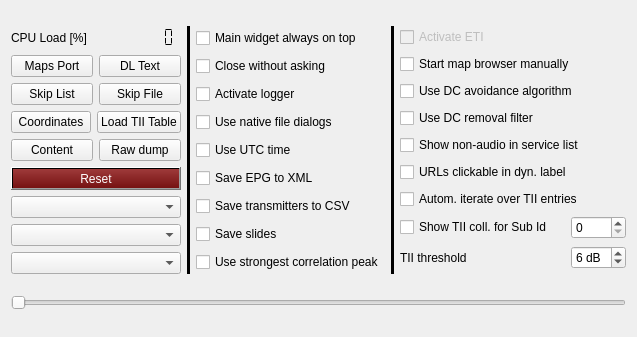
Above: src/configuration/configuration.ui from tomneda/DABstar before the change. Below: the same form after it.
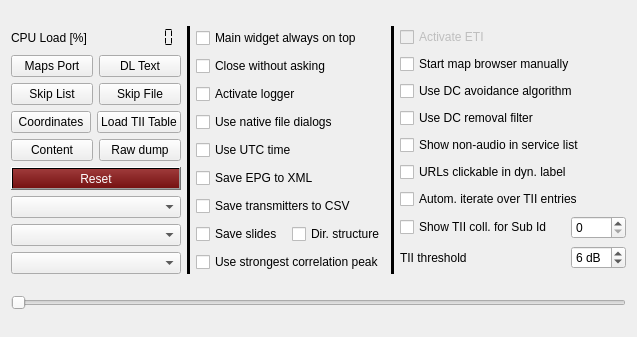
That is the form after the change.

Commit message:
Add option to save slides with directory structure
- Introduced `cbSaveSlidesDirStruct` setting to enable directory-structured slide saving.
- Connected `cbSaveSlidesDirStruct` activation state to `cbSaveSlides` checkbox.
- Updated UI to include new directory structure checkbox.
- Adjusted slide file path logic based on the new setting.

```diff
--- a/src/configuration/configuration.ui
+++ b/src/configuration/configuration.ui
@@ -289,6 +289,11 @@
         </widget>
        </item>
        <item>
+        <layout class="QHBoxLayout" name="horizontalLayout_6" stretch="0,0">
+         <property name="sizeConstraint">
+          <enum>QLayout::SizeConstraint::SetDefaultConstraint</enum>
+         </property>
+         <item>
         <widget class="QCheckBox" name="cbSaveSlides">
          <property name="toolTip">
           <string>&lt;html&gt;&lt;head/&gt;&lt;body&gt;&lt;p&gt;If set, slides (pictures) appearing during transmissions are being saved to&lt;span style=&quot; font-weight:600;&quot;&gt; $(HOME)/DABstar/PIC/&lt;/span&gt; (under Linux)&lt;/p&gt;&lt;/body&gt;&lt;/html&gt;</string>
@@ -296,7 +301,25 @@
          <property name="text">
           <string>Save slides</string>
          </property>
-        </widget>
+           <property name="tristate">
+            <bool>false</bool>
+           </property>
+          </widget>
+         </item>
+         <item>
+          <widget class="QCheckBox" name="cbSaveSlidesDirStruct">
+           <property name="toolTip">
+            <string>&lt;html&gt;&lt;head/&gt;&lt;body&gt;&lt;p&gt;If set then the slides (images) are stored in a directory structured manner.&lt;/p&gt;&lt;/body&gt;&lt;/html&gt;</string>
+           </property>
+           <property name="text">
+            <string>Dir. structure</string>
+           </property>
+           <property name="tristate">
+            <bool>false</bool>
+           </property>
+          </widget>
+         </item>
+        </layout>
        </item>
        <item>
         <widget class="QCheckBox" name="cbUseStrongestPeak">
```
Left out of the diff: 2 changed lines with no effect on the pictures. Lines whose indentation alone changed are shown as unchanged. The commit also changes 3 other files.
